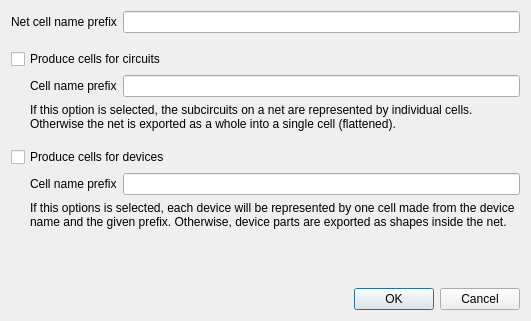
This is src/laybasic/laybasic/NetExportDialog.ui in KLayout/klayout as Qt 5 draws it before an edit. The edited form follows.
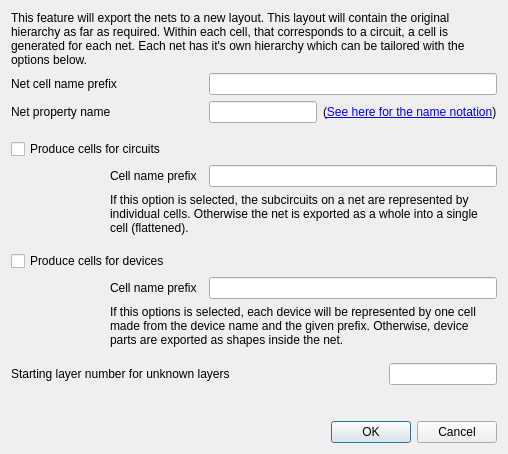
This is the edited form.

Commit message: WIP: netlist browser - extended the net export scheme of build_net to support net annotation and flattening.

Diff of the .ui file:
```diff
--- a/src/laybasic/laybasic/NetExportDialog.ui
+++ b/src/laybasic/laybasic/NetExportDialog.ui
@@ -6,137 +6,75 @@
    <rect>
     <x>0</x>
     <y>0</y>
-    <width>531</width>
-    <height>321</height>
+    <width>508</width>
+    <height>454</height>
    </rect>
   </property>
   <property name="windowTitle">
    <string>Export Net Options</string>
   </property>
   <layout class="QGridLayout" name="gridLayout">
-   <item row="7" column="2">
-    <widget class="QLineEdit" name="device_cell_prefix"/>
-   </item>
-   <item row="6" column="0" colspan="3">
-    <widget class="QCheckBox" name="produce_device_cells_cb">
-     <property name="text">
-      <string>Produce cells for devices</string>
+   <item row="11" column="0" colspan="4">
+    <spacer name="verticalSpacer_4">
+     <property name="orientation">
+      <enum>Qt::Vertical</enum>
      </property>
-    </widget>
+     <property name="sizeType">
+      <enum>QSizePolicy::Fixed</enum>
+     </property>
+     <property name="sizeHint" stdset="0">
+      <size>
+       <width>20</width>
+       <height>10</height>
+      </size>
+     </property>
+    </spacer>
    </item>
-   <item row="2" column="0" colspan="3">
+   <item row="4" column="0" colspan="4">
     <widget class="QCheckBox" name="produce_circuit_cells_cb">
      <property name="text">
       <string>Produce cells for circuits</string>
      </property>
     </widget>
    </item>
-   <item row="3" column="2">
-    <widget class="QLineEdit" name="circuit_cell_prefix"/>
-   </item>
-   <item row="3" column="0">
-    <spacer name="horizontalSpacer">
-     <property name="orientation">
-      <enum>Qt::Horizontal</enum>
+   <item row="5" column="1">
+    <widget class="QLabel" name="label_2">
+     <property name="text">
+      <string>Cell name prefix</string>
      </property>
-     <property name="sizeType">
-      <enum>QSizePolicy::Fixed</enum>
-     </property>
-     <property name="sizeHint" stdset="0">
-      <size>
-       <width>10</width>
-       <height>20</height>
-      </size>
-     </property>
-    </spacer>
+    </widget>
    </item>
-   <item row="7" column="0">
-    <spacer name="horizontalSpacer_2">
+   <item row="13" column="0" colspan="4">
+    <spacer name="verticalSpacer">
      <property name="orientation">
-      <enum>Qt::Horizontal</enum>
+      <enum>Qt::Vertical</enum>
      </property>
-     <property name="sizeType">
-      <enum>QSizePolicy::Fixed</enum>
-     </property>
      <property name="sizeHint" stdset="0">
       <size>
        <width>10</width>
-       <height>20</height>
+       <height>29</height>
       </size>
      </property>
     </spacer>
    </item>
-   <item row="0" column="0" colspan="2">
-    <widget class="QLabel" name="label_5">
-     <property name="text">
-      <string>Net cell name prefix</string>
-     </property>
-    </widget>
-   </item>
-   <item row="0" column="2">
-    <widget class="QLineEdit" name="net_cell_prefix"/>
-   </item>
-   <item row="8" column="1" colspan="2">
-    <widget class="QLabel" name="label_4">
-     <property name="text">
-      <string>If this options is selected, each device will be represented by one cell made from the device name and the given prefix. Otherwise, device parts are exported as shapes inside the net.</string>
-     </property>
-     <property name="wordWrap">
-      <bool>true</bool>
-     </property>
-    </widget>
-   </item>
-   <item row="10" column="0" colspan="3">
+   <item row="14" column="0" colspan="4">
     <widget class="QDialogButtonBox" name="buttonBox">
      <property name="standardButtons">
       <set>QDialogButtonBox::Cancel|QDialogButtonBox::Ok</set>
      </property>
     </widget>
    </item>
-   <item row="9" column="0" colspan="3">
-    <spacer name="verticalSpacer">
-     <property name="orientation">
-      <enum>Qt::Vertical</enum>
-     </property>
-     <property name="sizeHint" stdset="0">
-      <size>
-       <width>10</width>
-       <height>29</height>
-      </size>
-     </property>
-    </spacer>
+   <item row="5" column="2" colspan="2">
+    <widget class="QLineEdit" name="circuit_cell_prefix"/>
    </item>
-   <item row="3" column="1">
-    <widget class="QLabel" name="label_2">
+   <item row="8" column="0" colspan="4">
+    <widget class="QCheckBox" name="produce_device_cells_cb">
      <property name="text">
-      <string>Cell name prefix</string>
+      <string>Produce cells for devices</string>
      </property>
     </widget>
    </item>
-   <item row="7" column="1">
-    <widget class="QLabel" name="label_3">
-     <property name="text">
-      <string>Cell name prefix</string>
-     </property>
-    </widget>
-   </item>
-   <item row="1" column="0" colspan="3">
-    <spacer name="verticalSpacer_2">
-     <property name="orientation">
-      <enum>Qt::Vertical</enum>
-     </property>
-     <property name="sizeType">
-      <enum>QSizePolicy::Fixed</enum>
-     </property>
-     <property name="sizeHint" stdset="0">
-      <size>
-       <width>20</width>
-       <height>10</height>
-      </size>
-     </property>
-    </spacer>
-   </item>
-   <item row="4" column="1" colspan="2">
+   <item row="6" column="1" colspan="3">
     <widget class="QLabel" name="label">
      <property name="text">
       <string>If this option is selected, the subcircuits on a net are represented by individual cells. Otherwise the net is exported as a whole into a single cell (flattened).</string>
@@ -146,7 +84,112 @@
      </property>
     </widget>
    </item>
-   <item row="5" column="0" colspan="3">
+   <item row="3" column="0" colspan="4">
+    <spacer name="verticalSpacer_2">
+     <property name="orientation">
+      <enum>Qt::Vertical</enum>
+     </property>
+     <property name="sizeType">
+      <enum>QSizePolicy::Fixed</enum>
+     </property>
+     <property name="sizeHint" stdset="0">
+      <size>
+       <width>20</width>
+       <height>10</height>
+      </size>
+     </property>
+    </spacer>
+   </item>
+   <item row="0" column="0" colspan="4">
+    <widget class="QLabel" name="label_6">
+     <property name="text">
+      <string>This feature will export the nets to a new layout. This layout will contain the original hierarchy as far as required. Within each cell, that corresponds to a circuit, a cell is generated for each net. Each net has it's own hierarchy which can be tailored with the options below.</string>
+     </property>
+     <property name="wordWrap">
+      <bool>true</bool>
+     </property>
+    </widget>
+   </item>
+   <item row="9" column="1">
+    <widget class="QLabel" name="label_3">
+     <property name="text">
+      <string>Cell name prefix</string>
+     </property>
+    </widget>
+   </item>
+   <item row="1" column="2" colspan="2">
+    <widget class="QLineEdit" name="net_cell_prefix"/>
+   </item>
+   <item row="12" column="0" colspan="3">
+    <widget class="QLabel" name="label_7">
+     <property name="text">
+      <string>Starting layer number for unknown layers</string>
+     </property>
+    </widget>
+   </item>
+   <item row="9" column="0">
+    <spacer name="horizontalSpacer_2">
+     <property name="orientation">
+      <enum>Qt::Horizontal</enum>
+     </property>
+     <property name="sizeType">
+      <enum>QSizePolicy::Fixed</enum>
+     </property>
+     <property name="sizeHint" stdset="0">
+      <size>
+       <width>10</width>
+       <height>20</height>
+      </size>
+     </property>
+    </spacer>
+   </item>
+   <item row="10" column="1" colspan="3">
+    <widget class="QLabel" name="label_4">
+     <property name="text">
+      <string>If this options is selected, each device will be represented by one cell made from the device name and the given prefix. Otherwise, device parts are exported as shapes inside the net.</string>
+     </property>
+     <property name="wordWrap">
+      <bool>true</bool>
+     </property>
+    </widget>
+   </item>
+   <item row="9" column="2" colspan="2">
+    <widget class="QLineEdit" name="device_cell_prefix"/>
+   </item>
+   <item row="1" column="0" colspan="2">
+    <widget class="QLabel" name="label_5">
+     <property name="text">
+      <string>Net cell name prefix</string>
+     </property>
+    </widget>
+   </item>
+   <item row="5" column="0">
+    <spacer name="horizontalSpacer">
+     <property name="orientation">
+      <enum>Qt::Horizontal</enum>
+     </property>
+     <property name="sizeType">
+      <enum>QSizePolicy::Fixed</enum>
+     </property>
+     <property name="sizeHint" stdset="0">
+      <size>
+       <width>10</width>
+       <height>20</height>
+      </size>
+     </property>
+    </spacer>
+   </item>
+   <item row="12" column="3">
+    <widget class="QLineEdit" name="layernum">
+     <property name="sizePolicy">
+      <sizepolicy hsizetype="Fixed" vsizetype="Fixed">
+       <horstretch>0</horstretch>
+       <verstretch>0</verstretch>
+      </sizepolicy>
+     </property>
+    </widget>
+   </item>
+   <item row="7" column="0" colspan="4">
     <spacer name="verticalSpacer_3">
      <property name="orientation">
       <enum>Qt::Vertical</enum>
@@ -162,6 +205,47 @@
      </property>
     </spacer>
    </item>
+   <item row="2" column="2" colspan="2">
+    <widget class="QFrame" name="frame">
+     <property name="frameShape">
+      <enum>QFrame::NoFrame</enum>
+     </property>
+     <property name="frameShadow">
+      <enum>QFrame::Raised</enum>
+     </property>
+     <layout class="QHBoxLayout" name="horizontalLayout">
+      <property name="leftMargin">
+       <number>0</number>
+      </property>
+      <property name="topMargin">
+       <number>0</number>
+      </property>
+      <property name="rightMargin">
+       <number>0</number>
+      </property>
+      <property name="bottomMargin">
+       <number>0</number>
+      </property>
+      <item>
+       <widget class="QLineEdit" name="net_propname"/>
+      </item>
+      <item>
+       <widget class="QLabel" name="help_label">
+        <property name="text">
+         <string>&lt;html&gt;&lt;body&gt;(&lt;a href=&quot;int:/about/variant_notation.xml&quot;&gt;See here for the name notation&lt;/a&gt;)&lt;/body&gt;&lt;/html&gt;</string>
+        </property>
+       </widget>
+      </item>
+     </layout>
+    </widget>
+   </item>
+   <item row="2" column="0" colspan="2">
+    <widget class="QLabel" name="label_9">
+     <property name="text">
+      <string>Net property name</string>
+     </property>
+    </widget>
+   </item>
   </layout>
  </widget>
  <resources/>
```
Left out of the diff: 9 changed lines with no effect on the pictures. The commit also changes 17 other files.
